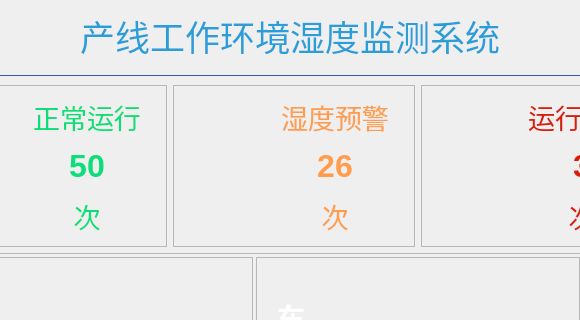
Before: the Qt Designer form MainWindow.ui in a-mo-xi-wei/Qt-humpanel, drawn with Qt 5; both pictures show x 355 to 935 and y 0 to 320 of the 1290 by 678 pixel window.
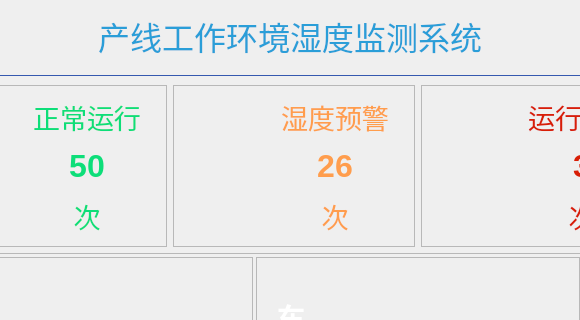
After: the same form once the commit is applied. Icons and pictures are not drawn. Custom widgets are drawn as their Qt base class.

Commit message: 调整字体大小

Patch:
```diff
--- a/MainWindow.ui
+++ b/MainWindow.ui
@@ -137,7 +137,7 @@
            <widget class="QLabel" name="label">
             <property name="font">
              <font>
-              <pointsize>26</pointsize>
+              <pointsize>24</pointsize>
              </font>
             </property>
             <property name="styleSheet">
```
